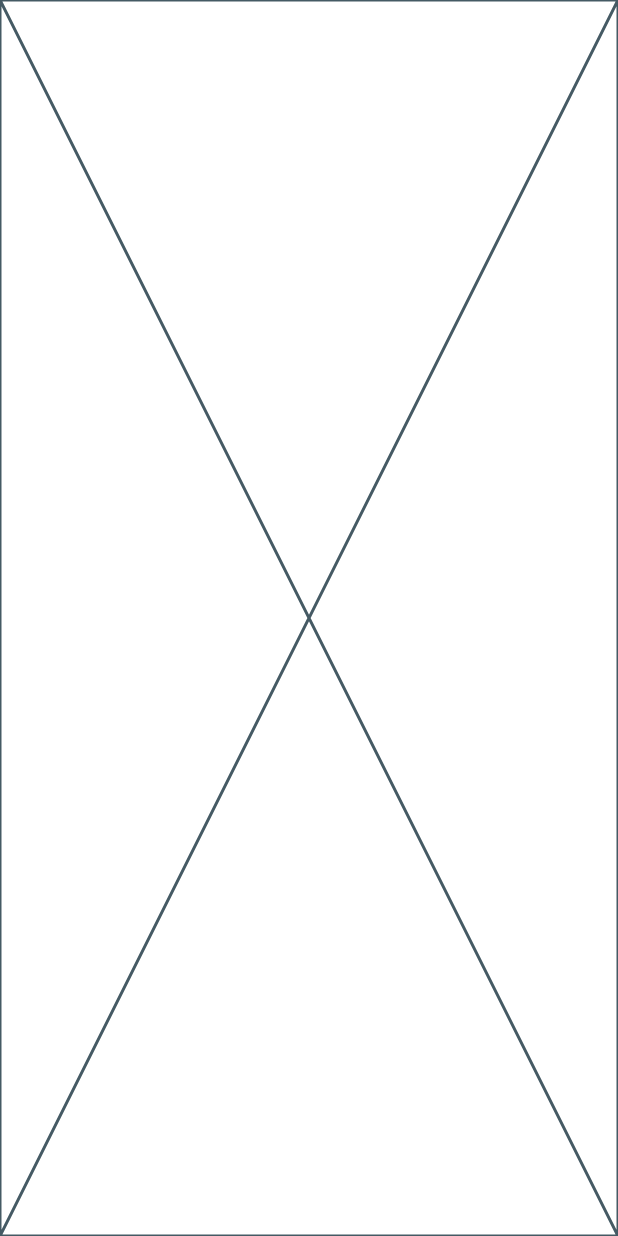
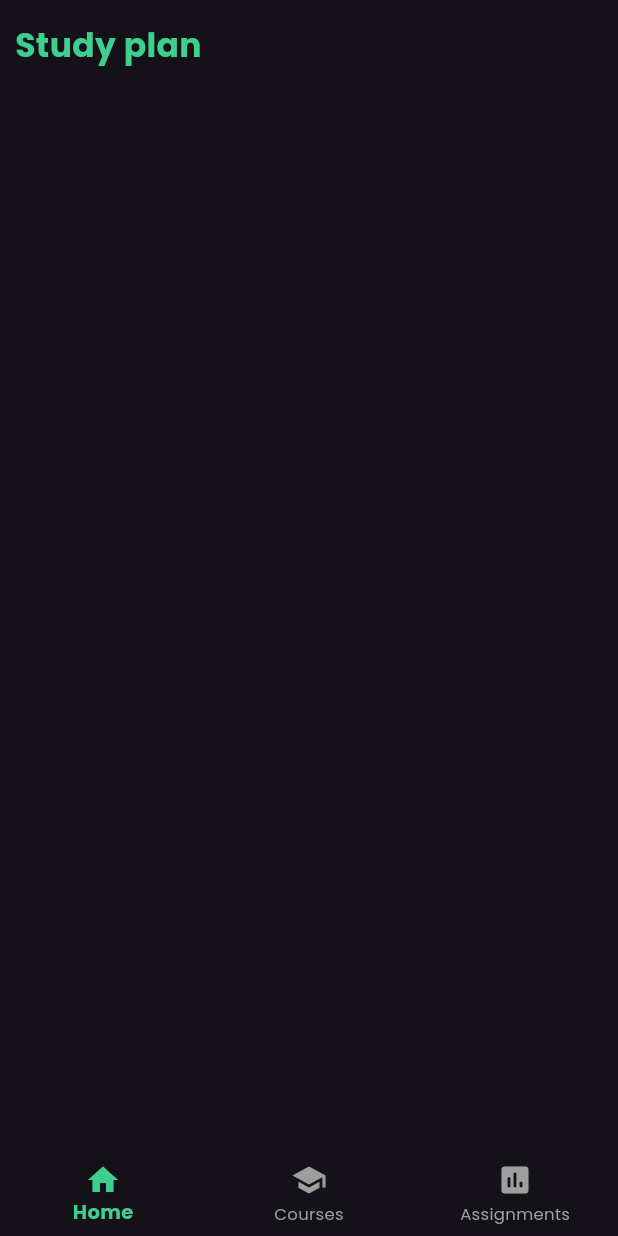
Before and after one commit to pradeepjayathilaka/Study_planner, a Flutter app: the screen it shows after launch, on a phone screen of 412 x 824 dp. Run offline on Flutter 3.47's test engine with Material 3 defaults, Android fonts, the phone set to English and light mode, and no system bars; our stand-ins replace firebase_core, go_router, google_fonts; accounts and stored records are empty.

Commit message:
Implement bottom navigation and routing for main application structure

```diff
--- /dev/null
+++ b/lib/constants/colors.dart
@@ -0,0 +1,6 @@
+import 'package:flutter/animation.dart';
+
+Color primaryColor = const Color(0xff3ece8e);
+
+Color lightGreen = const Color(0xff9fe7c7);
+Color darkGreen = const Color(0xff1c8685);
--- a/lib/main.dart
+++ b/lib/main.dart
@@ -1,6 +1,7 @@
 import 'package:firebase_core/firebase_core.dart';
 import 'package:flutter/material.dart';
-import 'package:study_planner/pages/home_page.dart';
+import 'package:google_fonts/google_fonts.dart';
+import 'package:study_planner/router/router.dart'; // Import your router class
 
 void main() async {
   WidgetsFlutterBinding.ensureInitialized();
@@ -13,10 +14,16 @@ class MyApp extends StatelessWidget {
 
   @override
   Widget build(BuildContext context) {
-    return MaterialApp(
-      title: 'Flutter Demo',
-      theme: ThemeData(primarySwatch: Colors.blue),
-      home: HomePage(),
+    // Initialize the GoRouter instance
+
+    return MaterialApp.router(
+      debugShowCheckedModeBanner: false,
+      title: 'Study planner',
+      theme: ThemeData(
+        fontFamily: GoogleFonts.poppins().fontFamily,
+        brightness: Brightness.dark,
+      ),
+      routerConfig: RouterClass().router, // Pass the GoRouter instance here
     );
   }
 }
--- a/lib/pages/home_page.dart
+++ b/lib/pages/home_page.dart
@@ -1,4 +1,8 @@
 import 'package:flutter/material.dart';
+import 'package:study_planner/constants/colors.dart';
+import 'package:study_planner/pages/main_screen/Assignment_page.dart';
+import 'package:study_planner/pages/main_screen/courses_page.dart';
+import 'package:study_planner/pages/main_screen/main_page.dart';
 
 class HomePage extends StatefulWidget {
   const HomePage({super.key});
@@ -8,8 +12,43 @@ class HomePage extends StatefulWidget {
 }
 
 class _HomePageState extends State<HomePage> {
+  int _selectedIndex = 0;
+  static const List<Widget> _pages = [
+    MainPage(),
+    CoursesPage(),
+    AssignmentPage(),
+  ];
+  void _onTapItem(int index) {
+    setState(() {
+      _selectedIndex = index;
+    });
+  }
+
   @override
   Widget build(BuildContext context) {
-    return const Placeholder();
+    return Scaffold(
+      bottomNavigationBar: BottomNavigationBar(
+        onTap: _onTapItem,
+        currentIndex: _selectedIndex,
+        items: const <BottomNavigationBarItem>[
+          BottomNavigationBarItem(icon: Icon(Icons.home), label: 'Home'),
+          BottomNavigationBarItem(icon: Icon(Icons.school), label: 'Courses'),
+          BottomNavigationBarItem(
+            icon: Icon(Icons.assessment_rounded),
+            label: 'Assignments',
+          ),
+        ],
+        selectedItemColor: primaryColor,
+        unselectedItemColor: Colors.grey,
+        selectedLabelStyle: TextStyle(
+          fontSize: 13,
+          fontWeight: FontWeight.bold,
+        ),
+        unselectedLabelStyle: TextStyle(fontSize: 11),
+        elevation: 0,
+        backgroundColor: Colors.transparent,
+      ),
+      body: IndexedStack(index: _selectedIndex, children: _pages),
+    );
   }
 }
--- /dev/null
+++ b/lib/pages/main_screen/Assignment_page.dart
@@ -0,0 +1,10 @@
+import 'package:flutter/material.dart';
+
+class AssignmentPage extends StatelessWidget {
+  const AssignmentPage({super.key});
+
+  @override
+  Widget build(BuildContext context) {
+    return Scaffold(appBar: AppBar(title: const Text('Assignments')));
+  }
+}
--- /dev/null
+++ b/lib/pages/main_screen/courses_page.dart
@@ -0,0 +1,10 @@
+import 'package:flutter/material.dart';
+
+class CoursesPage extends StatelessWidget {
+  const CoursesPage({super.key});
+
+  @override
+  Widget build(BuildContext context) {
+    return Scaffold(appBar: AppBar(title: const Text('Courses')));
+  }
+}
--- /dev/null
+++ b/lib/pages/main_screen/main_page.dart
@@ -0,0 +1,35 @@
+import 'package:flutter/material.dart';
+import 'package:study_planner/constants/colors.dart';
+
+class MainPage extends StatelessWidget {
+  const MainPage({super.key});
+
+  @override
+  Widget build(BuildContext context) {
+    return Scaffold(
+      body: SafeArea(
+        child: SingleChildScrollView(
+          child: Padding(
+            padding: const EdgeInsets.symmetric(horizontal: 10, vertical: 15),
+            child: Column(
+              children: [
+                Row(
+                  children: [
+                    Text(
+                      "Study plan",
+                      style: TextStyle(
+                        color: primaryColor,
+                        fontSize: 22,
+                        fontWeight: FontWeight.bold,
+                      ),
+                    ),
+                  ],
+                ),
+              ],
+            ),
+          ),
+        ),
+      ),
+    );
+  }
+}
--- /dev/null
+++ b/lib/router/router.dart
@@ -0,0 +1,26 @@
+import 'package:flutter/material.dart';
+import 'package:go_router/go_router.dart';
+import 'package:study_planner/pages/home_page.dart';
+
+class RouterClass {
+  final router = GoRouter(
+    initialLocation: "/",
+    errorPageBuilder: (context, state) {
+      return MaterialPage(
+        child: Scaffold(
+          body: Center(child: Text("This page is not available")),
+        ),
+      );
+    },
+    routes: [
+      //homepage
+      GoRoute(
+        path: "/",
+        name: "home",
+        builder: (context, state) {
+          return HomePage();
+        },
+      ),
+    ],
+  );
+}
```
